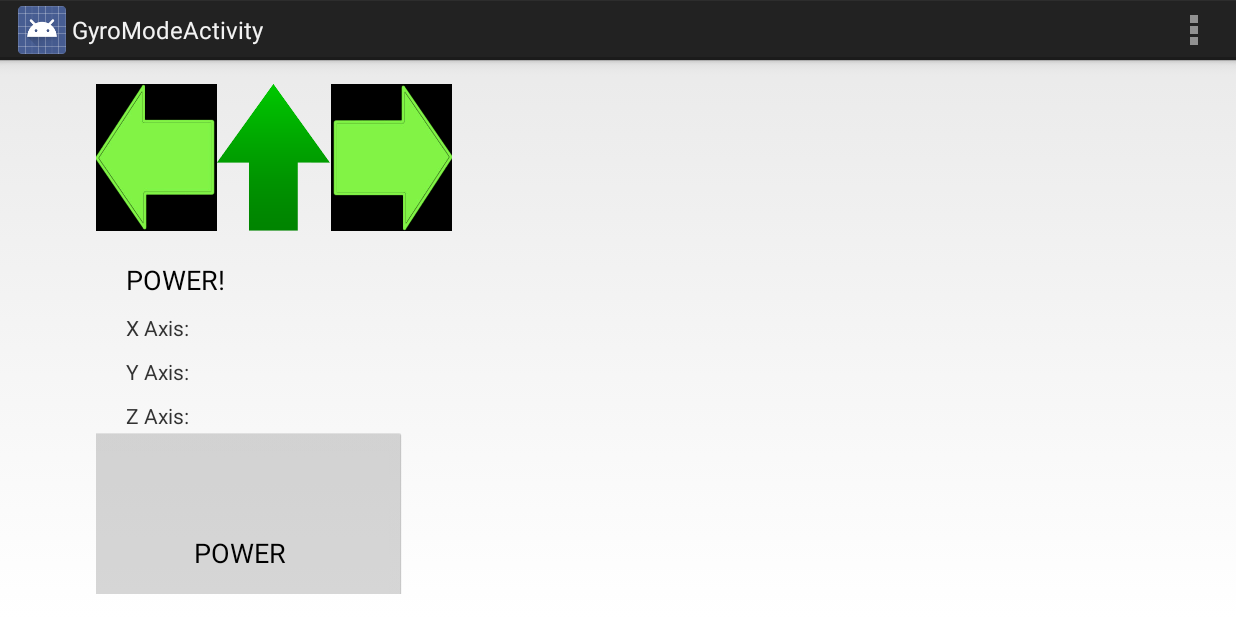
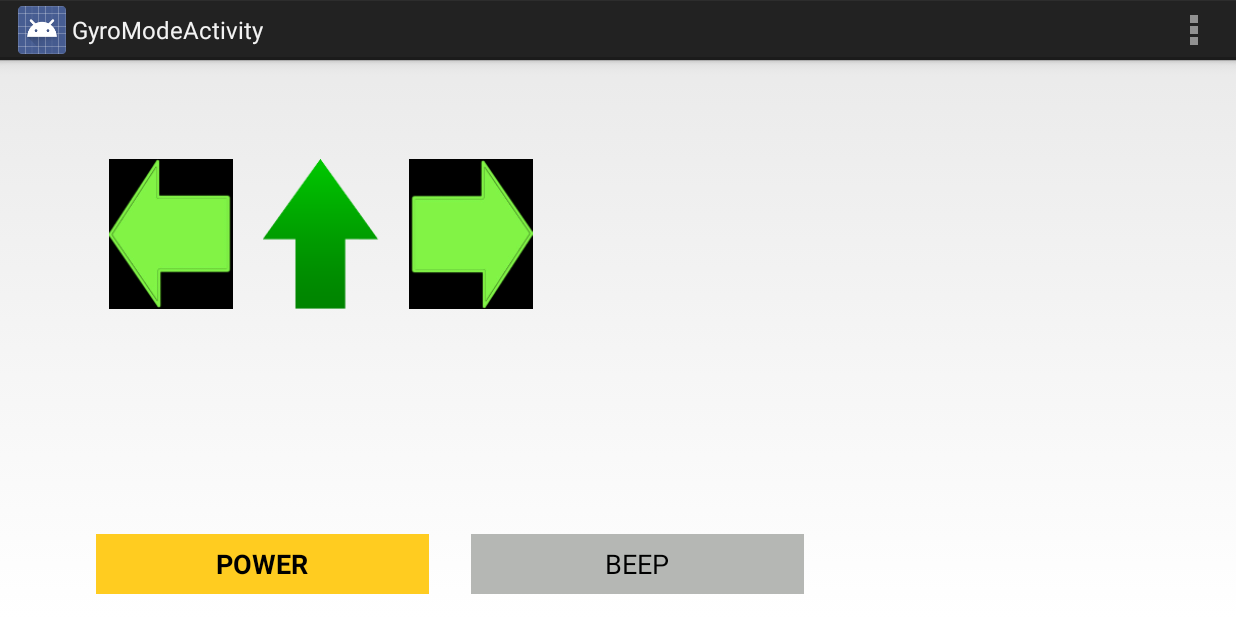
Before and after one commit to andreymir/batmobile, an Android app: the GyroModeActivity screen opened directly, with no data from a screen before it, in the options menu, after a tap on "Settings", on a phone screen of 824 x 412 dp (held sideways). Run offline under Robolectric (Android 15) with nearby library versions, the phone set to English and light mode, and no system bars.

Commit message:
Gyro Menu Reskin

```diff
--- a/android/BatMobileProject/BatMobile/src/main/java/com/example/batmobile/GyroModeActivity.java
+++ b/android/BatMobileProject/BatMobile/src/main/java/com/example/batmobile/GyroModeActivity.java
@@ -73,8 +73,6 @@ public class GyroModeActivity extends Activity {
      * A placeholder fragment containing a simple view.
      */
     public static class PlaceholderFragment extends Fragment implements IRotaionListener  {
-        private TextView xAxis, yAxis, zAxis;
-        private TextView power;
         private boolean isLestining = false;
 
         private BluetoothController mBluetoothController;
@@ -91,11 +89,6 @@ public class GyroModeActivity extends Activity {
                                  Bundle savedInstanceState) {
             View rootView = inflater.inflate(R.layout.gyro_fragment_main, container, false);
 
-
-            xAxis = (TextView)rootView.findViewById(R.id.textViewXAxis);
-            yAxis = (TextView)rootView.findViewById(R.id.textViewYAxis);
-            zAxis = (TextView)rootView.findViewById(R.id.textViewZAxis);
-            power = (TextView)rootView.findViewById(R.id.textViewPowerState);
 
             mRotationController = new RotationController(getActivity());
 
@@ -117,13 +110,17 @@ public class GyroModeActivity extends Activity {
 
         @Override
         public void RotationChanged(float x, float y, float z) {
-            xAxis.setText(Float.toString(x));
-            yAxis.setText(Float.toString(y));
-            zAxis.setText(Float.toString(z));
+            //xAxis.setText(Float.toString(x));
+            //yAxis.setText(Float.toString(y));
+            //zAxis.setText(Float.toString(z));
+        }
+
+        public void beepButtonClick() {
+            mBluetoothController.playBeep();
         }
 
         public void powerButtonClick(){
-            power.setText("POWER!");
+            //power.setText("POWER!");
 
             if (!isLestining){
                 mRotationController.regiseter();
@@ -180,6 +177,13 @@ public class GyroModeActivity extends Activity {
         fragment.powerButtonClick();
     }
 
+    public void onBeepButtonClick(View v){
+
+        PlaceholderFragment fragment = (PlaceholderFragment)getFragmentManager().findFragmentById(R.id.container);
+
+        fragment.beepButtonClick();
+    }
+
 
 
 }
--- a/android/BatMobileProject/BatMobile/src/main/res/layout/gyro_fragment_main.xml
+++ b/android/BatMobileProject/BatMobile/src/main/res/layout/gyro_fragment_main.xml
@@ -8,106 +8,64 @@
     android:paddingBottom="@dimen/activity_vertical_margin"
     tools:context=".GyroModeActivity$PlaceholderFragment">
 
-    <TableLayout
+
+    <LinearLayout
+        android:orientation="vertical"
         android:layout_width="fill_parent"
         android:layout_height="fill_parent"
-        android:layout_alignParentTop="true"
-        android:layout_alignParentLeft="true"
-        android:layout_gravity="left|bottom|right">
-
-        <TableRow
-            android:layout_width="fill_parent"
-            android:layout_height="fill_parent">
-
+        android:layout_gravity="center"
+        android:layout_marginTop="50dp">
         <ImageView
-                android:layout_width="fill_parent"
-                android:layout_height="fill_parent"
+            android:layout_width="100dp"
+            android:layout_height="100dp"
             android:id="@+id/leftBlinker"
             android:layout_column="0"
-                android:layout_gravity="left"
             android:src="@drawable/left_blinker" />
 
         <ImageView
-                android:layout_width="fill_parent"
-                android:layout_height="fill_parent"
-                android:layout_gravity="center_horizontal"
+            android:layout_width="100dp"
+            android:layout_height="100dp"
             android:id="@+id/imageDirection"
             android:layout_column="1"
-                android:src="@drawable/forward" />
+            android:src="@drawable/forward"
+            android:layout_marginLeft="100dp"
+            android:layout_marginTop="-100dp" />
 
         <ImageView
-                android:layout_width="fill_parent"
-                android:layout_height="fill_parent"
-                android:layout_gravity="right"
+            android:layout_width="100dp"
+            android:layout_height="100dp"
             android:id="@+id/righBlinker"
             android:layout_column="2"
-                android:src="@drawable/right_blinker" />
-
-        </TableRow>
-        <TableRow>
-            <LinearLayout
-                android:layout_column="0"
-                android:layout_span="3"
-                android:orientation="vertical"
-                android:layout_width="fill_parent"
-                android:layout_height="fill_parent"
-                android:layout_gravity="left|bottom"
-                android:layout_marginTop="20dp"
-                android:id="@+id/linearLayout">
-
-                <TextView
-                    android:layout_width="wrap_content"
-                    android:layout_height="wrap_content"
-                    android:textAppearance="?android:attr/textAppearanceMedium"
-                    android:text="POWER: "
-                    android:id="@+id/textViewPowerState"
-                    android:layout_gravity="left|center_vertical"
-                    android:layout_marginLeft="20dp" />
-
-                <TextView
-                    android:layout_width="wrap_content"
-                    android:layout_height="wrap_content"
-                    android:textAppearance="?android:attr/textAppearanceSmall"
-                    android:text="X Axis: "
-                    android:id="@+id/textViewXAxis"
-                    android:layout_gravity="left|center_vertical"
-                    android:layout_marginLeft="20dp"
-                    android:layout_marginTop="10dp" />
-
-                <TextView
-                    android:layout_width="wrap_content"
-                    android:layout_height="wrap_content"
-                    android:textAppearance="?android:attr/textAppearanceSmall"
-                    android:text="Y Axis: "
-                    android:id="@+id/textViewYAxis"
-                    android:layout_gravity="left|center_vertical"
-                    android:layout_marginLeft="20dp"
-                    android:layout_marginTop="10dp" />
-
-                <TextView
-                    android:layout_width="wrap_content"
-                    android:layout_height="wrap_content"
-                    android:textAppearance="?android:attr/textAppearanceSmall"
-                    android:text="Z Axis: "
-                    android:id="@+id/textViewZAxis"
-                    android:layout_gravity="left|center_vertical"
-                    android:layout_marginLeft="20dp"
-                    android:layout_marginTop="10dp" />
+            android:src="@drawable/right_blinker"
+            android:layout_marginLeft="200dp"
+            android:layout_marginTop="-100dp" />
+        </LinearLayout>
 
     <Button
         android:layout_width="222dp"
         android:layout_height="167dp"
         android:text="POWER"
         android:id="@+id/btnPower"
-                    android:layout_gravity="center|right"
-                    android:layout_marginTop="-2dp"
+        android:layout_gravity="right"
+        android:layout_marginTop="300dp"
         android:longClickable="true"
         android:layout_marginRight="30dp"
-                    android:onClick="onPowerButtonClick" />
-
-
-            </LinearLayout>
-            </TableRow>
-    </TableLayout>
+        android:onClick="onPowerButtonClick"
+        android:layout_column="0"
+        android:background="#ffcc20"
+        android:textStyle="bold"/>
+    <Button
+        android:layout_width="222dp"
+        android:layout_height="167dp"
+        android:text="BEEP"
+        android:id="@+id/btnBeep"
+        android:layout_gravity="right"
+        android:layout_marginTop="300dp"
+        android:longClickable="true"
+        android:layout_marginRight="-4dp"
+        android:onClick="onBeepButtonClick"
+        android:layout_marginLeft="250dp"
+        android:layout_column="1"
+        android:background="#b5b7b4"/>
 
 </RelativeLayout>
--- a/android/BatMobileProject/BatMobile/src/main/res/layout/options_main.xml
+++ b/android/BatMobileProject/BatMobile/src/main/res/layout/options_main.xml
@@ -10,7 +10,7 @@
         android:layout_width="550dp"
         android:layout_height="wrap_content"
         android:textAppearance="?android:attr/textAppearanceLarge"
-        android:text="Options"
+        android:text="Mode"
         android:id="@+id/textView"
         android:layout_gravity="left|top"
         android:layout_marginTop="20dp"
@@ -30,7 +30,9 @@
         <RadioGroup
             android:id="@+id/rg"
             android:layout_width="500dp"
-            android:layout_height="300dp">
+            android:layout_height="300dp"
+            android:baselineAligned="false"
+            android:layout_marginLeft="24dp">
 
 
             <RadioButton
@@ -38,21 +40,21 @@
                 android:layout_height="wrap_content"
                 android:text="Manual"
                 android:id="@+id/radioButtonManual"
-                android:layout_gravity="center_horizontal" />
+                android:layout_gravity="center|left"/>
 
             <RadioButton
                 android:layout_width="wrap_content"
                 android:layout_height="wrap_content"
                 android:text="Protected"
                 android:id="@+id/radioButtonProtected"
-                android:layout_gravity="center_horizontal" />
+                android:layout_gravity="center|left" />
 
             <RadioButton
                 android:layout_width="wrap_content"
                 android:layout_height="wrap_content"
                 android:text="Follow Line"
                 android:id="@+id/radioButtonFollowLine"
-                android:layout_gravity="center_horizontal" />
+                android:layout_gravity="center|left" />
         </RadioGroup>
 
         <Button
@@ -64,7 +66,8 @@
             android:layout_marginRight="25dp"
             android:background="#ffcc20"
             android:textStyle="bold"
-            android:onClick="saveButtonClick"/>
+            android:onClick="saveButtonClick"
+            android:layout_marginTop="-31dp" />
 
         <Button
             android:layout_width="170dp"
```
Lines whose indentation alone changed are shown as unchanged.
